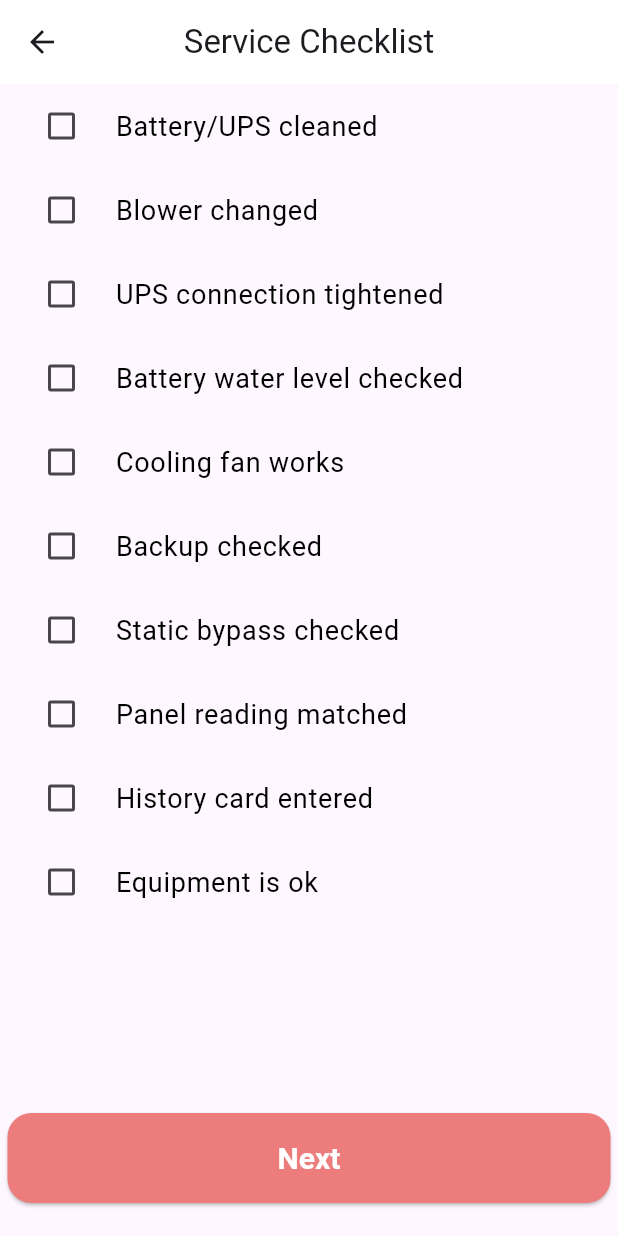
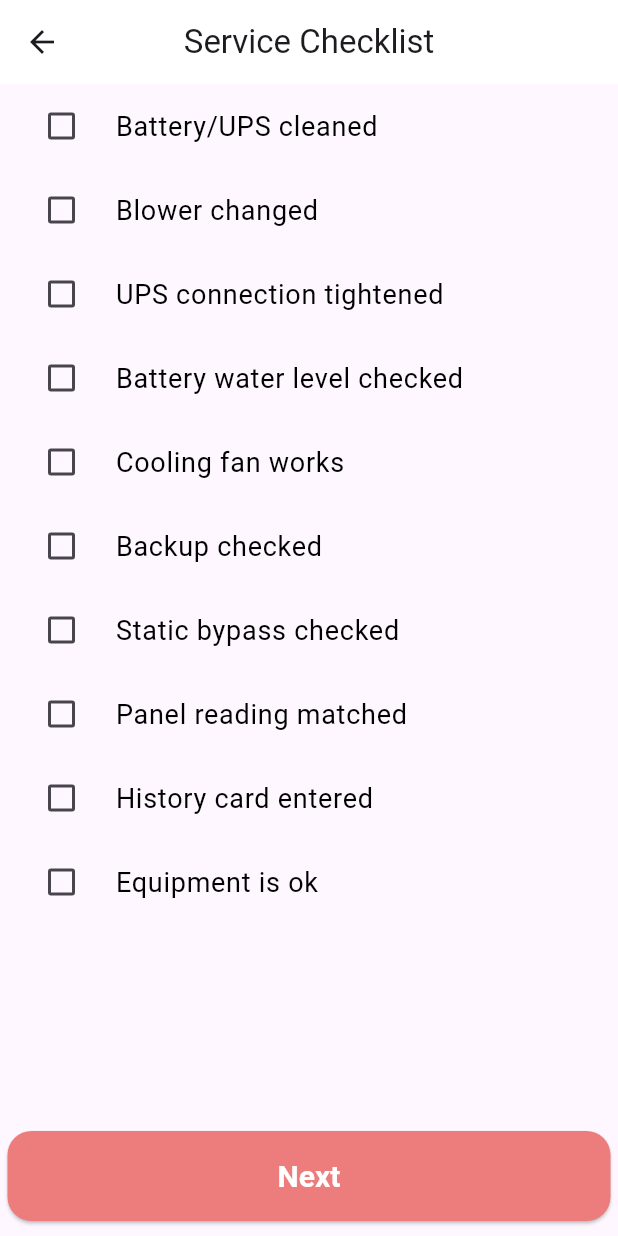
Before and after one commit to Integrated-Identities/SyncServe, a Flutter app: the ServiceChecklist screen opened directly, on a phone screen of 412 x 824 dp. Run offline on Flutter 3.47's test engine with Material 3 defaults, Android fonts, the phone set to English and light mode, and no system bars; missing offline and left inert: zod_validation; generated files the repository leaves out were written again.

Commit message:
Made minor changes and seperated UI

```diff
--- a/lib/customer_detail.dart
+++ b/lib/customer_detail.dart
@@ -185,7 +185,7 @@ class _CustomerDetailState extends State<CustomerDetail> {
               ),
             ),
             Padding(
-              padding: EdgeInsets.only(bottom: 22),
+              padding: AppStyle.elevatedButtonPadding,
               child: ElevatedButton(
                 onPressed: _isFormValid
                     ? () {
--- a/lib/service_checklist.dart
+++ b/lib/service_checklist.dart
@@ -40,7 +40,9 @@ class ServiceChecklistState extends State<ServiceChecklist> {
 
   @override
   Widget build(BuildContext context) {
-    checklistLabels = ServiceChecklistItems.getChecklistLabels(context);
+    checklistLabels = ServiceChecklistItems.getChecklistLabels(context)
+        .map((item) => item.label)
+        .toList();
 
     return Scaffold(
       appBar: AppBar(
@@ -56,7 +58,7 @@ class ServiceChecklistState extends State<ServiceChecklist> {
               buildCheckboxRow(i, checklistLabels[i]),
             Spacer(),
             Padding(
-              padding: EdgeInsets.only(bottom: 22),
+              padding: AppStyle.elevatedButtonPadding,
               child: ElevatedButton(
                 style: AppStyle.elevatedButtonStyle(),
                 onPressed: () {},
--- a/lib/service_checklist_constant.dart
+++ b/lib/service_checklist_constant.dart
@@ -1,22 +1,35 @@
 import 'package:flutter_gen/gen_l10n/app_localizations.dart';
 import 'package:flutter/material.dart';
+
+class ServiceChecklistItem {
+  final String label;
+  bool isChecked;
+
+  // ignore: sort_constructors_first
+  ServiceChecklistItem({required this.label, this.isChecked = false});
+}
 
 class ServiceChecklistItems {
   static const Color checkbox = Color.fromARGB(255, 237, 125, 125);
   static const Color checkTickBox = Colors.white;
 
-  static List<String> getChecklistLabels(BuildContext context) {
+  static List<ServiceChecklistItem> getChecklistLabels(BuildContext context) {
     return [
-      AppLocalizations.of(context)!.batteryUPSCleaned,
-      AppLocalizations.of(context)!.blowerChanged,
-      AppLocalizations.of(context)!.upsConnectionTight,
-      AppLocalizations.of(context)!.batteryWaterLevel,
-      AppLocalizations.of(context)!.coolingFan,
-      AppLocalizations.of(context)!.backUpTest,
-      AppLocalizations.of(context)!.staticBypass,
-      AppLocalizations.of(context)!.panelReadingMatched,
-      AppLocalizations.of(context)!.historyCardEntry,
-      AppLocalizations.of(context)!.equipmentOk,
+      ServiceChecklistItem(
+          label: AppLocalizations.of(context)!.batteryUPSCleaned,),
+      ServiceChecklistItem(label: AppLocalizations.of(context)!.blowerChanged),
+      ServiceChecklistItem(
+          label: AppLocalizations.of(context)!.upsConnectionTight,),
+      ServiceChecklistItem(
+          label: AppLocalizations.of(context)!.batteryWaterLevel,),
+      ServiceChecklistItem(label: AppLocalizations.of(context)!.coolingFan),
+      ServiceChecklistItem(label: AppLocalizations.of(context)!.backUpTest),
+      ServiceChecklistItem(label: AppLocalizations.of(context)!.staticBypass),
+      ServiceChecklistItem(
+          label: AppLocalizations.of(context)!.panelReadingMatched,),
+      ServiceChecklistItem(
+          label: AppLocalizations.of(context)!.historyCardEntry,),
+      ServiceChecklistItem(label: AppLocalizations.of(context)!.equipmentOk),
     ];
   }
 }
--- a/lib/styles.dart
+++ b/lib/styles.dart
@@ -95,4 +95,9 @@ class AppStyle {
     fontSize: 18,
     color: Colors.black,
   );
+
+  // PADDING FOR THE ELEVATED BUTTON
+  static const EdgeInsets elevatedButtonPadding = EdgeInsets.only(
+    bottom: 10,
+  );
 }
```
